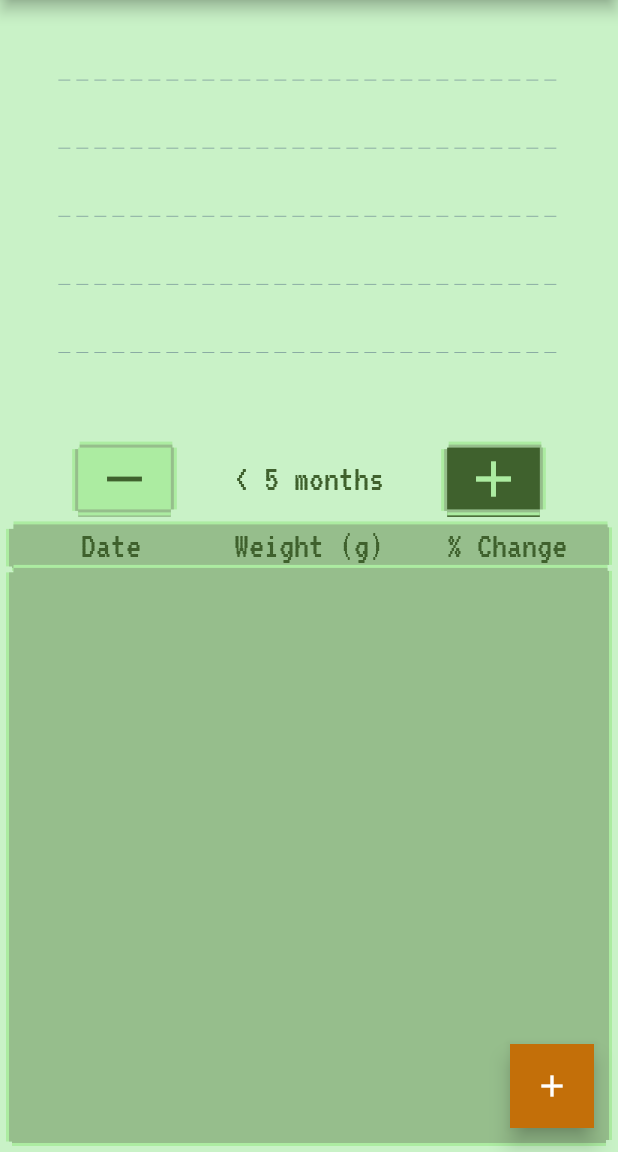
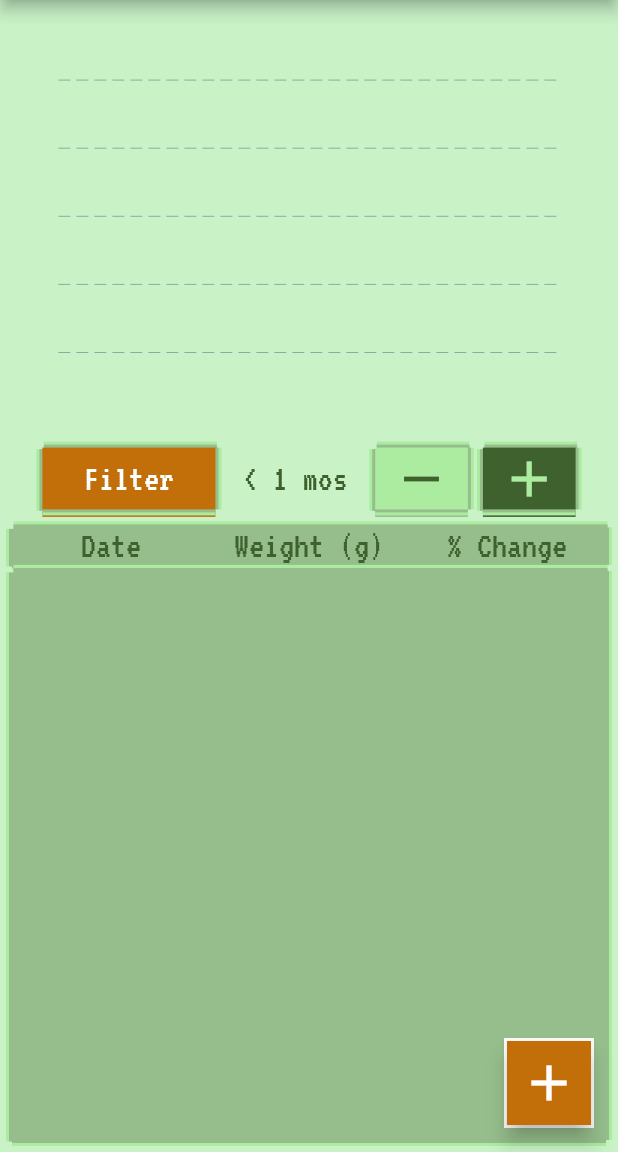
Before and after one commit to dompetriella/OceBot-2.0, a Flutter app: the screen it shows after launch, after a tap on "Sign In (Google)", on a phone screen of 412 x 824 dp, the part 84-1236 px from its top. Run offline on Flutter 3.47's test engine with Material 2 defaults, Android fonts, the phone set to English and light mode, and no system bars; drawn by our look-alikes of fl_chart; our stand-ins replace cloud_firestore, firebase_auth, firebase_core, flutter_riverpod, google_fonts, google_sign_in; accounts and stored records are empty.

Commit message:
add filter provider and button functionality

```diff
--- a/lib/pages/main_page.dart
+++ b/lib/pages/main_page.dart
@@ -1,20 +1,16 @@
 import 'package:flutter/material.dart';
 import '../themes.dart';
 import 'entry_form.dart';
-import 'package:firebase_core/firebase_core.dart';
 import 'package:flutter_riverpod/flutter_riverpod.dart';
-import 'package:ocebot2_0/providers/auth_provider.dart';
 import 'package:ocebot2_0/components/data_graph.dart';
 import 'package:ocebot2_0/components/data_table.dart';
-import 'package:ocebot2_0/models/data.dart';
 import 'package:google_fonts/google_fonts.dart';
 import 'package:ocebot2_0/providers/db_data_provider.dart';
+import 'package:ocebot2_0/providers/filter_provider.dart';
 
 class MainPage extends StatelessWidget {
-
   @override
   Widget build(BuildContext context) {
-
     return Scaffold(
       appBar: AppBar(
           automaticallyImplyLeading: false,
@@ -47,14 +43,22 @@ class MainPage extends StatelessWidget {
       body: SafeArea(
         child: MainPageLoader(),
       ),
-      floatingActionButton: FloatingActionButton(
+      floatingActionButton: Container(
+        decoration:
+            BoxDecoration(border: Border.all(color: Colors.white, width: 2)),
+        child: FloatingActionButton(
           shape: const RoundedRectangleBorder(),
           onPressed: () => showDialog(
               barrierDismissible: false,
               context: context,
               builder: (BuildContext context) => EntryForm()),
           tooltip: 'Create New Entry',
-        child: const Icon(Icons.add, color: Colors.white,),
+          child: const Icon(
+            Icons.add,
+            color: Colors.white,
+            size: 40,
+          ),
+        ),
       ),
     );
   }
@@ -67,9 +71,7 @@ class MainPageLoader extends ConsumerWidget {
 
   @override
   Widget build(BuildContext context, WidgetRef ref) {
-
-    return ref.watch(dbDataFutureProvider).
-      when(
+    return ref.watch(dbDataFutureProvider).when(
         data: (dbData) {
           return Column(
             children: [
@@ -77,9 +79,9 @@ class MainPageLoader extends ConsumerWidget {
                   width: MediaQuery.of(context).size.width * .85,
                   height: MediaQuery.of(context).size.height * .35,
                   child: DataGraph(
-                  data: ref.watch(dbDataProvider).length > 0 ? ref.watch(dbDataProvider) : dbData
-                )
-              ),
+                      data: ref.watch(dbDataProvider).length > 0
+                          ? ref.watch(dbDataProvider)
+                          : dbData)),
               Center(
                 child: Padding(
                   padding: const EdgeInsets.fromLTRB(10.0, 10.0, 10.0, 12.0),
@@ -87,55 +89,104 @@ class MainPageLoader extends ConsumerWidget {
                     mainAxisAlignment: MainAxisAlignment.spaceEvenly,
                     children: [
                       Container(
+                        decoration: BoxDecoration(boxShadow: [
+                          BoxShadow(
+                              color: OcebotTheme.accentColor,
+                              offset: Offset(0, 5))
+                        ]),
+                        child: Container(
                           decoration: BoxDecoration(
-                          boxShadow: [
-                            BoxShadow(color: OcebotTheme.secondaryColor, offset: Offset(
-                              0, 5
-                            ))
-                          ]
+                              color: OcebotTheme.accentColor,
+                              boxShadow: OcebotTheme.pixelShadow),
+                          width: MediaQuery.of(context).size.width * .28,
+                          height: MediaQuery.of(context).size.height * .05,
+                          child: Center(
+                            child: Text(
+                              'Filter',
+                              style: GoogleFonts.vt323(
+                                  textStyle: TextStyle(
+                                      color: Colors.white, fontSize: 25)),
                             ),
+                          ),
+                        ),
+                      ),
+                      Text(
+                        '< ${ref.watch(filterMonthsIntProvider)} mos',
+                        style: GoogleFonts.vt323(
+                            textStyle: TextStyle(
+                                color: OcebotTheme.primaryColor, fontSize: 25)),
+                      ),
+                      Row(
+                        children: [
+                          Padding(
+                            padding: const EdgeInsets.only(right: 10),
+                            child: Container(
+                              decoration: BoxDecoration(boxShadow: [
+                                BoxShadow(
+                                    color: OcebotTheme.secondaryColor,
+                                    offset: Offset(0, 5))
+                              ]),
+                              child: GestureDetector(
+                                onTap: () => ref
+                                            .watch(filterMonthsIntProvider
+                                                .notifier)
+                                            .state >
+                                        1
+                                    ? ref
+                                        .watch(filterMonthsIntProvider.notifier)
+                                        .state--
+                                    : ref
+                                        .watch(filterMonthsIntProvider.notifier)
+                                        .state = 1,
                                 child: Container(
                                   decoration: BoxDecoration(
                                       color: OcebotTheme.tertiaryColor,
-                            boxShadow: OcebotTheme.pixelShadow
-                          ),
-                          width: MediaQuery.of(context).size.width * .15,
-                          height: MediaQuery.of(context).size.height * .05,
-                          child: Icon(
-                            Icons.remove,
+                                      boxShadow: OcebotTheme.pixelShadow),
+                                  width:
+                                      MediaQuery.of(context).size.width * .15,
+                                  height:
+                                      MediaQuery.of(context).size.height * .05,
+                                  child: Icon(Icons.remove,
                                       color: OcebotTheme.primaryColor,
-                            size: 40
-                          ),
-
+                                      size: 40),
                                 ),
                               ),
-                      Text(
-                        '< 5 months',
-                        style: GoogleFonts.vt323(
-                          textStyle: TextStyle(color: OcebotTheme.primaryColor, fontSize: 25)
                             ),
                           ),
                           Container(
-                        decoration: BoxDecoration(
-                          boxShadow: [
-                            BoxShadow(color: OcebotTheme.primaryColor, offset: Offset(
-                              0, 5
-                            ))
-                          ]
-                        ),
+                            decoration: BoxDecoration(boxShadow: [
+                              BoxShadow(
+                                  color: OcebotTheme.primaryColor,
+                                  offset: Offset(0, 5))
+                            ]),
+                            child: GestureDetector(
+                              onTap: () => ref
+                                          .watch(
+                                              filterMonthsIntProvider.notifier)
+                                          .state <
+                                      6
+                                  ? ref
+                                      .watch(filterMonthsIntProvider.notifier)
+                                      .state++
+                                  : ref
+                                      .watch(filterMonthsIntProvider.notifier)
+                                      .state = 6,
                               child: Container(
                                 decoration: BoxDecoration(
                                     color: OcebotTheme.primaryColor,
-                          boxShadow: OcebotTheme.pixelShadow
-                        ),
+                                    boxShadow: OcebotTheme.pixelShadow),
                                 width: MediaQuery.of(context).size.width * .15,
-                        height: MediaQuery.of(context).size.height * .05,
+                                height:
+                                    MediaQuery.of(context).size.height * .05,
                                 child: Icon(
                                   Icons.add,
                                   color: OcebotTheme.tertiaryColor,
                                   size: 40,
                                 ),
                               ),
+                            ),
+                          ),
+                        ],
                       ),
                     ],
                   ),
@@ -146,14 +197,14 @@ class MainPageLoader extends ConsumerWidget {
                 child: TableHeader(),
               ),
               DataFirebaseTable(
-                data: ref.watch(dbDataProvider).length > 0 ? ref.watch(dbDataProvider) : dbData
-              )
+                  data: ref.watch(dbDataProvider).length > 0
+                      ? ref.watch(dbDataProvider)
+                      : dbData)
             ],
           );
         },
         error: (err, stack) => Text("An error occurred"),
-        loading: () => Center(child: CircularProgressIndicator())
-      );
+        loading: () => Center(child: CircularProgressIndicator()));
   }
 }
 
@@ -176,36 +227,31 @@ class TableHeader extends StatelessWidget {
                   child: Text(
                 'Date',
                 style: GoogleFonts.vt323(
-                      textStyle: TextStyle(color: OcebotTheme.primaryColor, fontSize: 25)
-                    ),
-                  )
+                    textStyle: TextStyle(
+                        color: OcebotTheme.primaryColor, fontSize: 25)),
+              )),
             ),
           ),
-          ),
-
           Expanded(
             child: Center(
               child: Container(
                   child: Text(
                 'Weight (g)',
                 style: GoogleFonts.vt323(
-                      textStyle: TextStyle(color: OcebotTheme.primaryColor, fontSize: 25)
-                    ),
-                  )
+                    textStyle: TextStyle(
+                        color: OcebotTheme.primaryColor, fontSize: 25)),
+              )),
             ),
           ),
-          ),
-
           Expanded(
             child: Center(
               child: Container(
                   child: Text(
                 '% Change',
                 style: GoogleFonts.vt323(
-                      textStyle: TextStyle(color: OcebotTheme.primaryColor, fontSize: 25)
-                    ),
-                  )
-                ),
+                    textStyle: TextStyle(
+                        color: OcebotTheme.primaryColor, fontSize: 25)),
+              )),
             ),
           ),
         ],
--- /dev/null
+++ b/lib/providers/filter_provider.dart
@@ -0,0 +1,4 @@
+import 'package:flutter_riverpod/flutter_riverpod.dart';
+import 'package:ocebot2_0/models/data.dart';
+
+final filterMonthsIntProvider = StateProvider<int>((ref) => 1);
```
Lines whose indentation alone changed are shown as unchanged.
